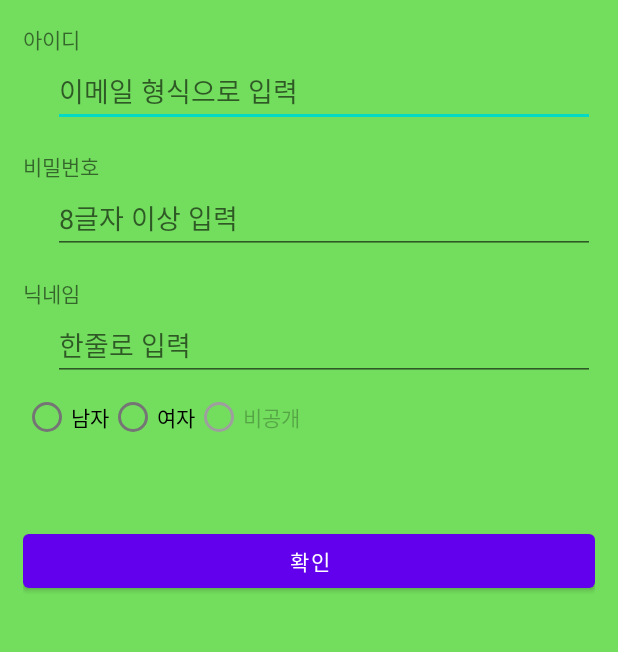
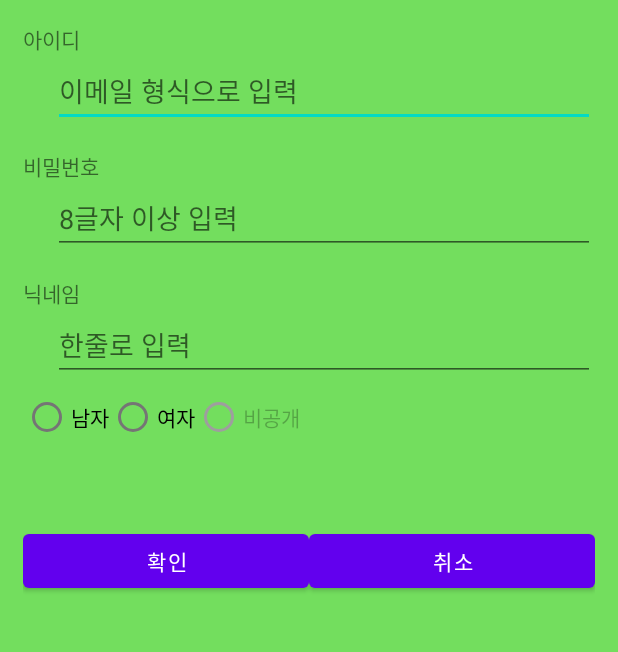
Before and after one commit to JDWdonga21/SignUpUIPractic_DW, an Android app: the screen it shows after launch (MainActivity), on a phone screen of 412 x 824 dp, the part 287-939 px from its top. Run offline under Robolectric (Android 15) with nearby library versions, the phone set to English and light mode, and no system bars.

Commit message:
weight 속성 실습

```diff
--- a/app/src/main/res/layout/activity_main.xml
+++ b/app/src/main/res/layout/activity_main.xml
@@ -83,8 +83,20 @@
         android:layout_height="wrap_content"
         android:text="이용약관 동의"
         android:checked="false"/>
-    <Button
+    <LinearLayout
         android:layout_width="match_parent"
         android:layout_height="wrap_content"
-        android:text="확인"/>
+        android:orientation="horizontal">
+        <Button
+            android:layout_width="0dp"
+            android:layout_height="wrap_content"
+            android:layout_weight="1"
+            android:text="확인"/>
+        <Button
+            android:layout_width="0dp"
+            android:layout_height="wrap_content"
+            android:layout_weight="1"
+            android:text="취소"/>
+    </LinearLayout>
+
 </LinearLayout>
```
